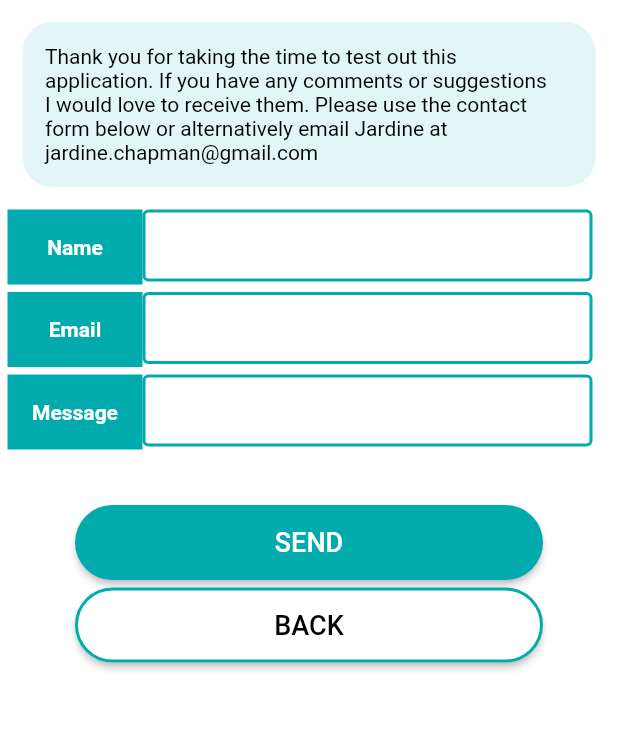
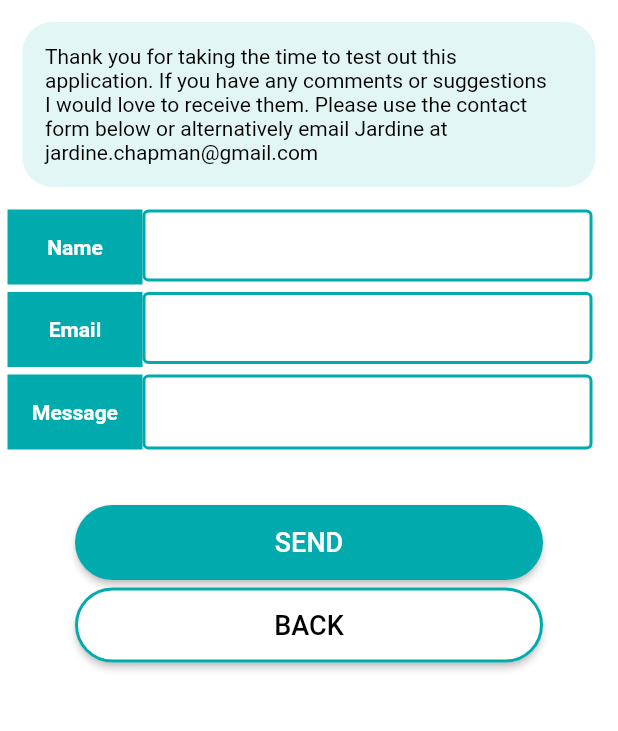
Before and after one commit to jardinehc/waipawaste, a Flutter app: the Contact screen opened directly, on a phone screen of 412 x 824 dp, the part 293-1024 px from its top. Run offline on Flutter 3.47's test engine with Material 2 defaults, Android fonts, the phone set to English and light mode, and no system bars; our stand-ins replace charts_flutter, cloud_firestore, dropdown_formfield, firebase_auth, flutter_spinkit; missing offline and left inert: flutter_google_places, flutter_sparkline, google_maps_webservice; accounts and stored records are empty.

```diff
--- a/lib/screens/home/RInfo.dart
+++ b/lib/screens/home/RInfo.dart
@@ -313,16 +313,16 @@ class _waipalistState1 extends State<waipalist1> {
                               weight: avgWeight1,
                               barcolor: charts.ColorUtil.fromDartColor(Colors.black),
                             )],
-                          title: "LAST 3 WASTE COLLECTIONS (Kg)"
+                          title: "LAST 3 WASTE COLLECTIONS (kg)"
                       ),
                   ),
 
 
                   //back button
                   Container( //container so i can set the margin
-                    width: 300.0,
+                    width: double.infinity,
                     height: 50.0,
-                    margin: const EdgeInsets.only(top: 5.0, bottom: 10),
+                    margin: const EdgeInsets.only(top: 20, left: 50, right: 50, bottom: 20),
 
                     child: RaisedButton(
                       padding: const EdgeInsets.all(8.0),
--- a/lib/screens/home/contact.dart
+++ b/lib/screens/home/contact.dart
@@ -14,7 +14,7 @@ class Contact extends StatefulWidget {
 
 class _ContactState extends State<Contact> {
 
-  String message = "";
+  String message = "boo";
   String name = "";
   String email= "";
 
@@ -108,7 +108,6 @@ class _ContactState extends State<Contact> {
                                   ),
                                 ),
                               ),
-
                               Container( //message box
 
                                 width: 90,
@@ -185,6 +184,7 @@ class _ContactState extends State<Contact> {
                                 child: new TextFormField(
                                   textCapitalization: TextCapitalization.sentences,
                                   maxLines: null,
+                                  expands: true,
                                   textAlignVertical: TextAlignVertical.center,
                                   decoration: textInputDecoration,
                                   style: new TextStyle(
--- a/lib/screens/home/historyPage.dart
+++ b/lib/screens/home/historyPage.dart
@@ -88,7 +88,7 @@ class HisPage extends StatelessWidget {
             else if(differnce < 0 && !noResults)
               {
                 resultText = "Well done on your efforts at decreasing your rubbish!"
-                    "\nHave you tried using packaging free products?";
+                    "\nHave you tried using packaging free products? ";
                 downward = true;
               }
             else if(!noResults)
@@ -137,7 +137,7 @@ class HisPage extends StatelessWidget {
 
                                   child: WeightChart(
                                     data: data,
-                                    title: "LAST 3 WASTE COLLECTIONS (Kg)"
+                                    title: "LAST 3 WASTE COLLECTIONS (kg)"
                                   )
                               ),
 
--- a/pubspec.yaml
+++ b/pubspec.yaml
@@ -15,7 +15,7 @@ publish_to: 'none' # Remove this line if you wish to publish to pub.dev
 # In iOS, build-name is used as CFBundleShortVersionString while build-number used as CFBundleVersion.
 # Read more about iOS versioning at
 # https://developer.apple.com/library/archive/documentation/General/Reference/InfoPlistKeyReference/Articles/CoreFoundationKeys.html
-version: 1.0.0+1
+version: 2.0.0+2
 
 environment:
   sdk: ">=2.7.0 <3.0.0"
```
Also changed, not shown: 1 other file.
